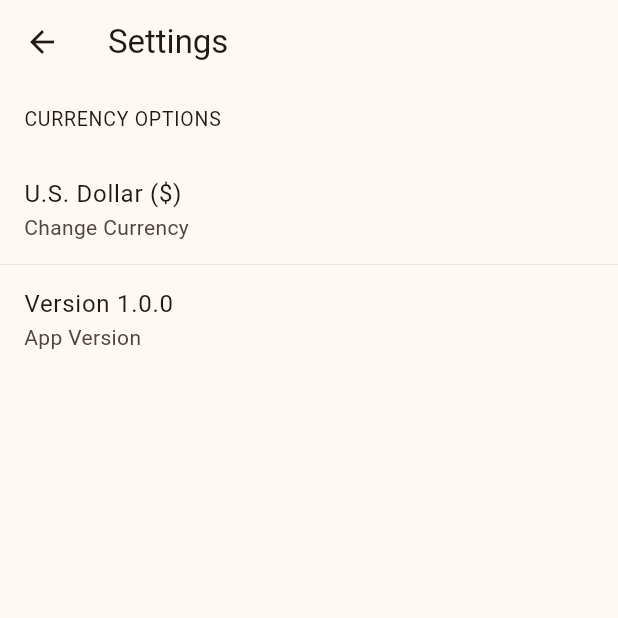
After one commit to juliancoronado/MinimalBitcoinWidget, a Flutter app: the screen it shows after launch, after a tap on the "settings" icon, on a phone screen of 412 x 824 dp, the top half of it. The commit adds this screen. Run offline on Flutter 3.47's test engine with Material 3 defaults, Android fonts, the phone set to English and light mode, and no system bars.

Commit message:
Added Settings Page, added simple widget test

```diff
--- a/lib/main.dart
+++ b/lib/main.dart
@@ -1,6 +1,7 @@
 import 'package:flutter/material.dart';
 import 'package:flutter/services.dart';
 import 'package:minimalbitcoinwidget/constants.dart';
+import 'package:minimalbitcoinwidget/settings_page.dart';
 // import 'package:shared_preferences/shared_preferences.dart';
 
 void main() async {
@@ -53,8 +54,18 @@ class _HomePageState extends State<HomePage> {
   Widget build(BuildContext context) {
     return Scaffold(
       appBar: AppBar(
-        backgroundColor: Theme.of(context).colorScheme.inversePrimary,
         title: Text(widget.title),
+        actions: [
+          IconButton(
+            icon: const Icon(Icons.settings),
+            onPressed: () {
+              Navigator.push(
+                context,
+                MaterialPageRoute(builder: (context) => const SettingsPage()),
+              );
+            },
+          )
+        ],
       ),
       body: const Center(child: Text('Hello, world!')),
     );
--- /dev/null
+++ b/lib/reusable_widgets/header_list_tile.dart
@@ -0,0 +1,14 @@
+import 'package:flutter/material.dart';
+
+class HeaderListTile extends StatelessWidget {
+  final String title;
+  const HeaderListTile({super.key, required this.title});
+
+  @override
+  Widget build(BuildContext context) {
+    return ListTile(
+      title: Text(title),
+      dense: true,
+    );
+  }
+}
--- /dev/null
+++ b/lib/reusable_widgets/line_divider.dart
@@ -0,0 +1,10 @@
+import 'package:flutter/material.dart';
+
+class LineDivider extends StatelessWidget {
+  const LineDivider({super.key});
+
+  @override
+  Widget build(BuildContext context) {
+    return const Divider(height: 1.0, thickness: 0.25);
+  }
+}
--- /dev/null
+++ b/lib/settings_page.dart
@@ -0,0 +1,37 @@
+import 'package:flutter/material.dart';
+import 'package:minimalbitcoinwidget/reusable_widgets/header_list_tile.dart';
+import 'package:minimalbitcoinwidget/reusable_widgets/line_divider.dart';
+
+class SettingsPage extends StatelessWidget {
+  const SettingsPage({super.key});
+
+  @override
+  Widget build(BuildContext context) {
+    return Scaffold(
+      appBar: AppBar(
+        automaticallyImplyLeading: true,
+        title: const Text('Settings'),
+      ),
+      body: Center(
+        child: Column(
+          mainAxisAlignment: MainAxisAlignment.start,
+          children: [
+            const HeaderListTile(title: 'CURRENCY OPTIONS'),
+            ListTile(
+              title: const Text('U.S. Dollar (\$)'),
+              subtitle: const Text('Change Currency'),
+              onTap: () {
+                print('Change currency button pressed!');
+              },
+            ),
+            const LineDivider(),
+            const ListTile(
+              title: Text('Version 1.0.0'),
+              subtitle: Text('App Version'),
+            ),
+          ],
+        ),
+      ),
+    );
+  }
+}
```
Also changed, not shown: 1 other file.
